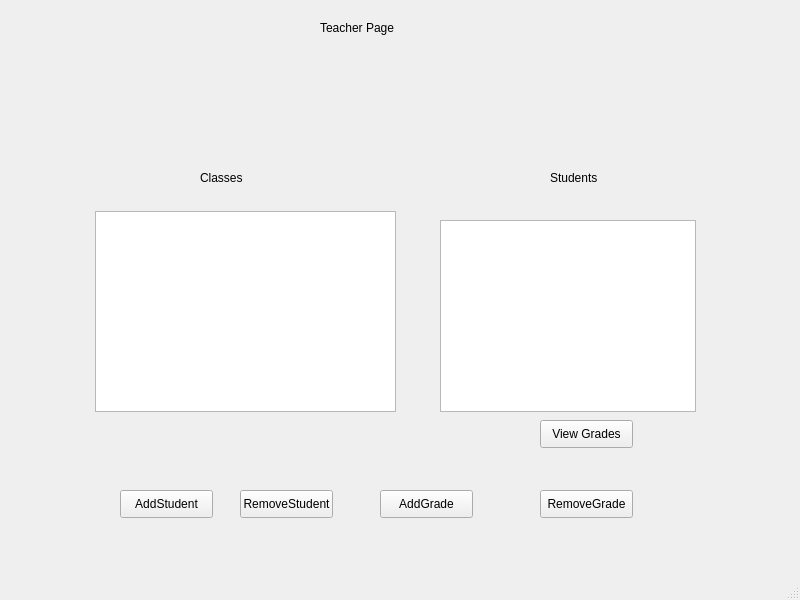
First picture: the form in teacher.ui, repository shampun/Student-UI-Database, before the edit.
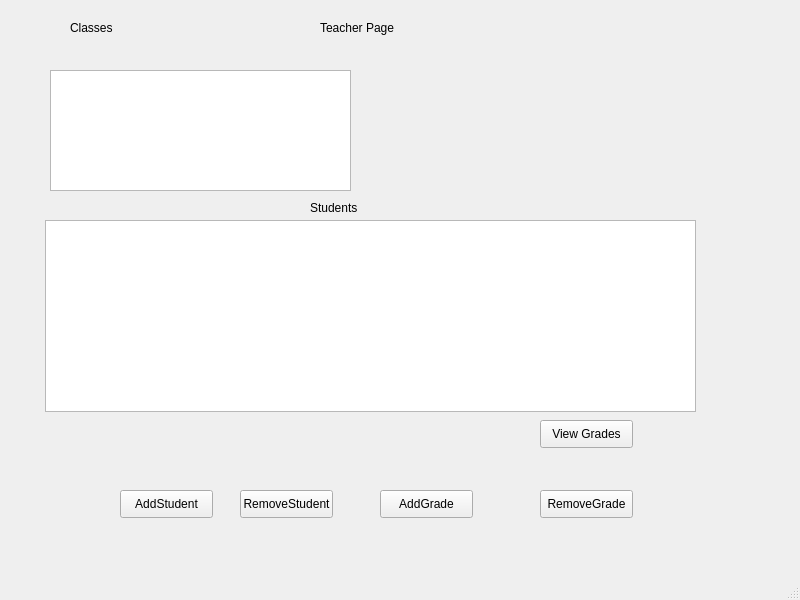
Second picture: the form after the edit.

Patch:
```diff
--- a/teacher.ui
+++ b/teacher.ui
@@ -24,22 +24,12 @@
      </rect>
     </property>
     <widget class="QWidget" name="page">
-     <widget class="QListWidget" name="TeacherWidget">
-      <property name="geometry">
-       <rect>
-        <x>55</x>
-        <y>91</y>
-        <width>301</width>
-        <height>201</height>
-       </rect>
-      </property>
-     </widget>
      <widget class="QListWidget" name="listWidget_2">
       <property name="geometry">
        <rect>
-        <x>400</x>
+        <x>5</x>
         <y>100</y>
-        <width>256</width>
+        <width>651</width>
         <height>192</height>
        </rect>
       </property>
@@ -96,24 +86,11 @@
        <string>RemoveGrade</string>
       </property>
      </widget>
-     <widget class="QLabel" name="Classeslbl">
-      <property name="geometry">
-       <rect>
-        <x>160</x>
-        <y>50</y>
-        <width>55</width>
-        <height>16</height>
-       </rect>
-      </property>
-      <property name="text">
-       <string>Classes</string>
-      </property>
-     </widget>
      <widget class="QLabel" name="label_3">
       <property name="geometry">
        <rect>
-        <x>510</x>
-        <y>50</y>
+        <x>270</x>
+        <y>80</y>
         <width>55</width>
         <height>16</height>
        </rect>
@@ -151,6 +128,29 @@
      <string>Teacher Page</string>
     </property>
    </widget>
+   <widget class="QLabel" name="Classeslbl">
+    <property name="geometry">
+     <rect>
+      <x>70</x>
+      <y>20</y>
+      <width>55</width>
+      <height>16</height>
+     </rect>
+    </property>
+    <property name="text">
+     <string>Classes</string>
+    </property>
+   </widget>
+   <widget class="QListWidget" name="TeacherWidget">
+    <property name="geometry">
+     <rect>
+      <x>50</x>
+      <y>70</y>
+      <width>301</width>
+      <height>121</height>
+     </rect>
+    </property>
+   </widget>
   </widget>
   <widget class="QMenuBar" name="menubar">
    <property name="geometry">
```
